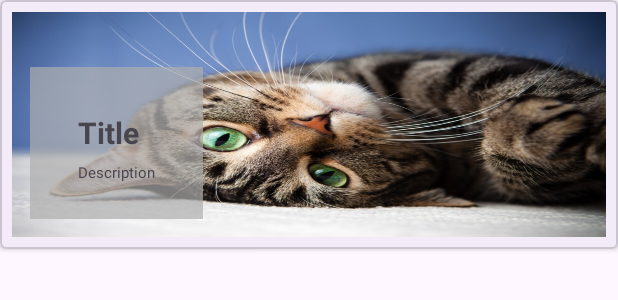
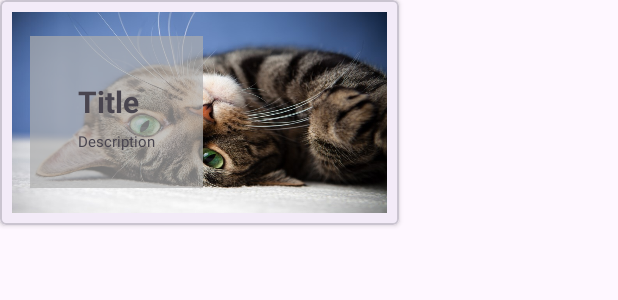
Before and after one commit to Jieyieteoh03/NewsApp, an Android app: the layout layout_hot_news_card_item.xml on its own in the app's theme, with its tools: preview values and no code run, on a phone screen of 412 x 824 dp. Shown: the top 300 px of the screen. Run offline under Robolectric (Android 15) with nearby library versions, the phone set to English and light mode, and no system bars.

Commit message:
update dashboard

```diff
--- a/app/src/main/java/com/example/newsapp/data/model/news/News.kt
+++ b/app/src/main/java/com/example/newsapp/data/model/news/News.kt
@@ -21,5 +21,5 @@ data class News(
     val categories: Categories = Categories.NORMAL_NEWS,
 //    val source: URL? = null,
     val source: String,
-    val isSaved: Boolean = false
+    val isSaved: Boolean = false,
 )
--- a/app/src/main/java/com/example/newsapp/ui/adapter/HotAdapter.kt
+++ b/app/src/main/java/com/example/newsapp/ui/adapter/HotAdapter.kt
@@ -2,6 +2,7 @@ package com.example.newsapp.ui.adapter
 
 import android.graphics.BitmapFactory
 import android.graphics.drawable.BitmapDrawable
+import android.util.Log
 import android.view.LayoutInflater
 import android.view.ViewGroup
 import androidx.recyclerview.widget.RecyclerView
@@ -36,6 +37,9 @@ class HotAdapter(
     fun getNews() = news
 
     fun setNews(news: List<News>) {
+        Log.d("debugging", news.toString())
+        Log.d("debugging", this.news.toString())
+
         this.news = news
         notifyDataSetChanged()
     }
--- a/app/src/main/java/com/example/newsapp/ui/addEditNews/AddEditNewsFragment.kt
+++ b/app/src/main/java/com/example/newsapp/ui/addEditNews/AddEditNewsFragment.kt
@@ -80,6 +80,7 @@ class AddEditNewsFragment : Fragment() {
         }
     }
 
+
     fun openImagePicker() {
         val intent = Intent(Intent.ACTION_PICK, MediaStore.Images.Media.EXTERNAL_CONTENT_URI)
         startActivityForResult(intent, Companion.REQUEST_IMAGE_PICK)
--- a/app/src/main/java/com/example/newsapp/ui/editUserProfile/EditUserViewModel.kt
+++ b/app/src/main/java/com/example/newsapp/ui/editUserProfile/EditUserViewModel.kt
@@ -83,7 +83,7 @@ class EditUserViewModel @Inject constructor(
                 val user = userRepo.getUserById(userId)
                 user?.let {
                     val updateUser = it.copy(
-                        img = byteArrayOf(1,2,3,4,5),
+                        img = img.value!!,
                         userName = userName.value!!,
                         email = email.value!!,
                         phoneNumber = phoneNumber.value!!,
--- a/app/src/main/res/layout/layout_hot_news_card_item.xml
+++ b/app/src/main/res/layout/layout_hot_news_card_item.xml
@@ -1,34 +1,29 @@
 <layout>
     <com.google.android.material.card.MaterialCardView xmlns:android="http://schemas.android.com/apk/res/android"
         android:id="@+id/cvHotNews"
-        android:layout_width="match_parent"
-        android:layout_height="wrap_content"
+        android:layout_width="wrap_content"
+        android:layout_height="150dp"
         xmlns:app="http://schemas.android.com/apk/res-auto"
         app:cardElevation="2dp"
         app:cardCornerRadius="4dp">
 
     <LinearLayout
         android:id="@+id/ivImage"
-        android:layout_width="match_parent"
-        android:layout_height="150dp"
+        android:layout_width="250dp"
+        android:layout_height="match_parent"
         android:layout_margin="@dimen/xxs"
         android:background="@drawable/cat1"
         android:orientation="vertical">
-        <LinearLayout
-            android:layout_width="match_parent"
-            android:layout_height="match_parent"
-            android:padding="@dimen/s"
-            >
                 <LinearLayout
                     android:id="@+id/tvUser"
                     android:layout_width="wrap_content"
                     android:layout_height="wrap_content"
-                    android:layout_marginTop="@dimen/s"
-                    android:layout_marginRight="@dimen/s"
+                    android:layout_marginTop="@dimen/m"
+                    android:layout_marginBottom="@dimen/s"
+                    android:layout_marginLeft="@dimen/s"
                     android:background="@color/white1"
                     android:paddingVertical="@dimen/l"
                     android:paddingHorizontal="@dimen/xxl"
-                    android:layout_gravity="bottom"
                     android:orientation="vertical">
 
                     <TextView
@@ -53,7 +48,5 @@
         </LinearLayout>
 
 
-    </LinearLayout>
-
     </com.google.android.material.card.MaterialCardView>
 </layout>
```
Also changed, not shown: app/src/main/java/com/example/newsapp/ui/editUserProfile/EditUserFragment.kt (+31 -0 lines), app/src/main/java/com/example/newsapp/ui/home/HomeFragment.kt (+17 -8 lines), app/src/main/java/com/example/newsapp/ui/viewNews/ViewNewsFragment.kt (+11 -2 lines), app/src/main/java/com/example/newsapp/ui/viewNews/ViewNewsViewModel.kt (+8 -0 lines), app/src/main/res/layout/fragment_home.xml (+14 -14 lines).
